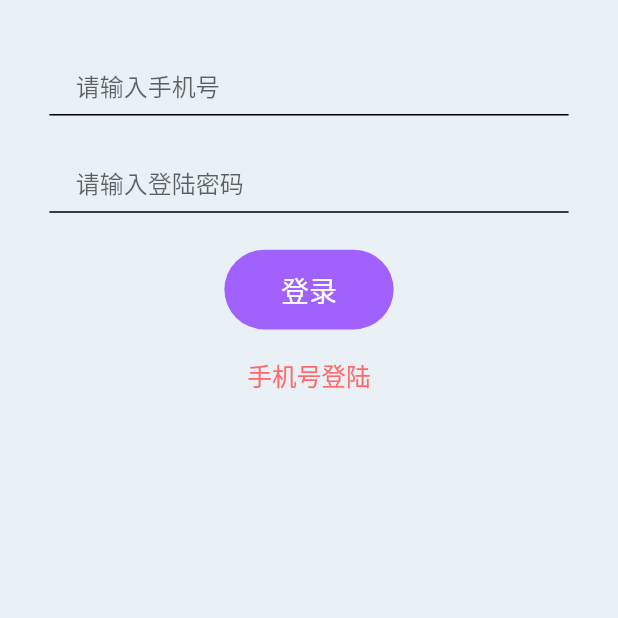
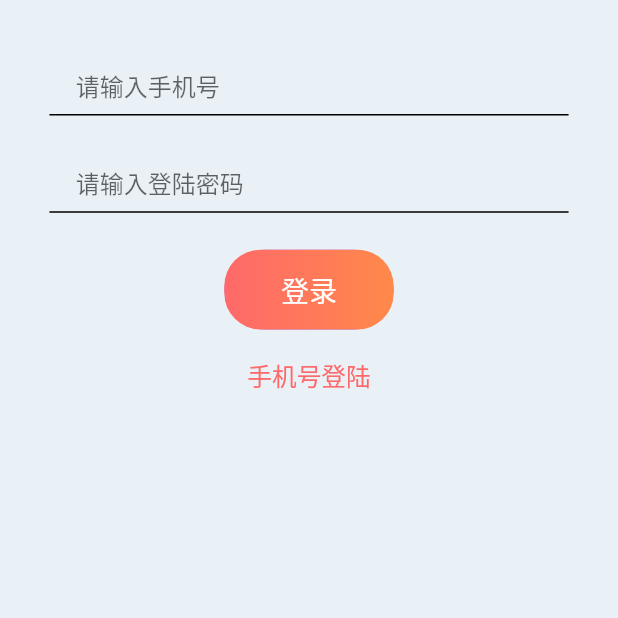
Before and after one commit to ifredom/flutter-template-perfect, a Flutter app: the LoginPhoneView screen opened directly, on a phone screen of 412 x 824 dp, the top half of it. Run offline on Flutter 3.47's test engine with Material 2 defaults, Android fonts, the phone set to English and light mode, and no system bars; drawn by our look-alikes of oktoast; our stand-ins replace built_value, connectivity, device_info, dio, flare_flutter, flutter_screenutil and 10 more; missing offline and left inert: app_settings; accounts and stored records are empty; project files that could hold a hidden picture were left out.

Commit message:
修复渐变按钮

```diff
--- a/lib/ui/pages/login/login_view.dart
+++ b/lib/ui/pages/login/login_view.dart
@@ -67,7 +67,7 @@ class _LoginViewState extends State<LoginView> {
               ),
               child: SingleChildScrollView(
                 child: Container(
-                  width: ScreenUtil().screenWidth * 0.638,
+                  // width: ScreenUtil().screenWidth * 0.638,
                   child: Column(
                     mainAxisSize: MainAxisSize.max,
                     mainAxisAlignment: MainAxisAlignment.start,
@@ -127,11 +127,13 @@ class _LoginViewState extends State<LoginView> {
                               Gaps.vGap20,
                               Center(
                                 child: GestureDetector(
-                                  child: Text(
-                                    "手机验证码登录",
-                                    style: TextStyle(
-                                      color: HexToColor("#FF696A"),
-                                      fontSize: 15,
+                                  child: FittedBox(
+                                    child: Text(
+                                      "手机验证码登录",
+                                      style: TextStyle(
+                                        color: HexToColor("#FF696A"),
+                                        fontSize: 15,
+                                      ),
                                     ),
                                   ),
                                   onTap: () {
--- a/lib/ui/widgets/buttons/gradient_button.dart
+++ b/lib/ui/widgets/buttons/gradient_button.dart
@@ -33,24 +33,29 @@ class GradientButton extends StatelessWidget {
   Widget build(BuildContext context) {
     ThemeData theme = Theme.of(context);
     final List<Color> _colors = this.colors ?? [];
+    num colorMode = 0;
 
-    Color _backgroundColors; // 单色
+    Color? _backgroundColors; // 单色
     LinearGradient _linearGradient; // 渐变色
 
+    print(_colors);
     if (_colors.isEmpty) {
       _backgroundColors = theme.primaryColorDark;
       _linearGradient = LinearGradient(colors: []);
+      colorMode = 0;
     } else if (_colors.length == 1) {
       _backgroundColors = _colors[0];
       _linearGradient = LinearGradient(colors: []);
+      colorMode = 1;
     } else {
       _backgroundColors = Colors.transparent;
       _linearGradient = LinearGradient(colors: _colors);
+      colorMode = 2;
     }
 
     final ButtonStyle raisedButtonStyle = ElevatedButton.styleFrom(
       // onPrimary: Colors.transparent,
-      primary: Colors.transparent, // transparent
+      // primary: Colors.transparent, // transparent
       padding: EdgeInsets.zero,
       shape: RoundedRectangleBorder(
         borderRadius: BorderRadius.all(Radius.circular(25)),
@@ -65,19 +70,19 @@ class GradientButton extends StatelessWidget {
     );
 
     return Container(
-        width: this.width ?? 60.w,
-        height: this.height ?? 42.w,
+        width: this.width ?? 128,
+        height: this.height ?? 44,
         decoration: BoxDecoration(
-          color: _backgroundColors,
-          gradient: _linearGradient,
-          borderRadius: borderRadius ?? BorderRadius.circular(25),
+          color: colorMode == 1 ? _backgroundColors : null,
+          gradient: colorMode == 2 ? _linearGradient : null,
+          borderRadius: borderRadius ?? BorderRadius.circular(24),
         ),
         child: Row(
           mainAxisSize: MainAxisSize.min,
           mainAxisAlignment: MainAxisAlignment.center,
           children: <Widget>[
             this.prefixIcon ?? SizedBox(),
-            ElevatedButton(
+            TextButton(
               style: raisedButtonStyle,
               onPressed: () {
                 onPressed!();
```
